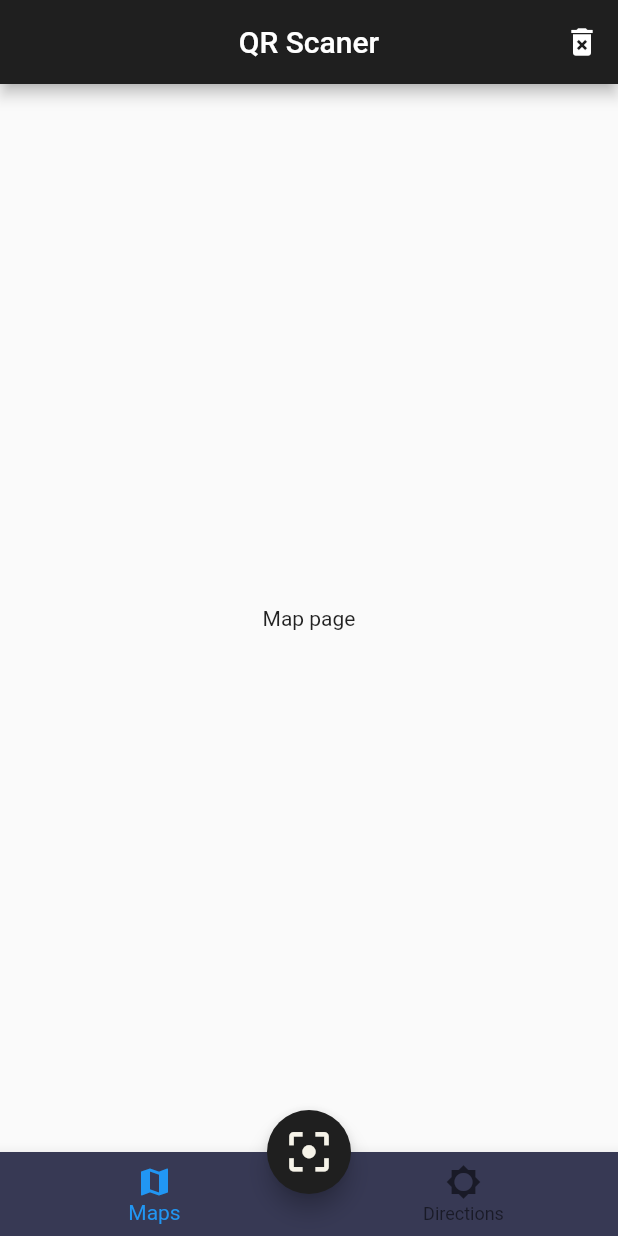
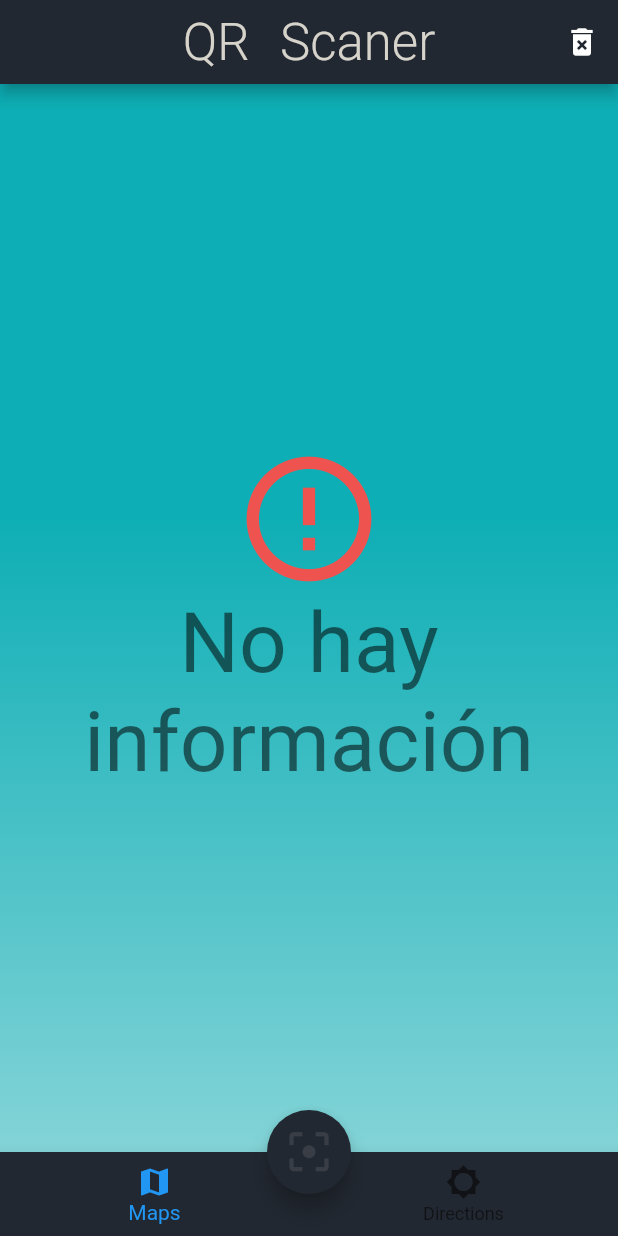
Before and after one commit to Manuel098/Pruebas-flutter, a Flutter app: the screen it shows after launch, after a tap on the "delete forever" icon, on a phone screen of 412 x 824 dp. Run offline on Flutter 3.47's test engine with Material 2 defaults, Android fonts, the phone set to English and light mode, and no system bars; our stand-ins replace flutter_swiper, sqflite; accounts and stored records are empty.

Commit message:
Patron Block in QRViewer

```diff
--- a/qr_viewer/lib/main.dart
+++ b/qr_viewer/lib/main.dart
@@ -1,19 +1,22 @@
 import 'package:flutter/material.dart';
+import 'package:flutter/services.dart';
 import 'package:qr_viewer/routes.dart';
+import 'package:qr_viewer/src/utils/theme.dart';
 
 void main() => runApp(MyApp());
 
 class MyApp extends StatelessWidget {
   @override
   Widget build(BuildContext context) {
+    SystemChrome.setSystemUIOverlayStyle(SystemUiOverlayStyle.light.copyWith(
+      statusBarColor: Colors.transparent
+    ));
     return MaterialApp(
       title: 'QRReader',
       debugShowCheckedModeBanner: false,
       initialRoute: '/',
       routes: getApplicationRoutes(),
-      theme: ThemeData(
-        primaryColor: Color.fromRGBO(31, 31, 31, 1.0),
-      ),
+      theme: getTheme(context),
     );
   }
 }
--- /dev/null
+++ b/qr_viewer/lib/src/models/scan_model.dart
@@ -0,0 +1,28 @@
+class ScanModel {
+    int id;
+    String type;
+    String value;
+
+    ScanModel({
+        this.id,
+        this.type,
+        this.value,
+    }){
+      value.contains('MATMSG:') ? this.type ='mail':
+      value.contains('http://') || value.contains('https://') ? this.type ='http':
+      value.contains('geo:') ? this.type ='geo':
+      value.contains('WIFI:') ? this.type ='wifi': this.type ='text' ;
+    }
+
+    factory ScanModel.fromJson(Map<String, dynamic> json) => ScanModel(
+        id: json["id"],
+        type: json["type"],
+        value: json["value"],
+    );
+
+    Map<String, dynamic> toJson() => {
+        "id": id,
+        "type": type,
+        "value": value,
+    };
+}
--- a/qr_viewer/lib/src/pages/home_page.dart
+++ b/qr_viewer/lib/src/pages/home_page.dart
@@ -1,7 +1,9 @@
 import 'package:flutter/material.dart';
+import 'package:qr_viewer/src/providers/db_provider.dart';
 import 'package:qr_viewer/src/pages/address_page.dart';
 import 'package:qr_viewer/src/pages/maps_page.dart';
-
+import 'package:qr_viewer/src/utils/colors.dart';
+// import 'package:barcode_scan/barcode_scan.dart';
 
 class HomePage extends StatefulWidget {
   @override
@@ -13,19 +15,46 @@ class _HomePageState extends State<HomePage> {
   @override
   Widget build(BuildContext context) {
     return Scaffold(
-      appBar: _makeAppBarr('QR Scaner'),
+      appBar: _makeAppBarr('QR Scaner', context),
       bottomNavigationBar: _bottomBar(context),
       floatingActionButton: FloatingActionButton(
-        onPressed: (){},
-        child: Icon(Icons.filter_center_focus,size: 35, color: Color.fromRGBO(246, 243, 233, 1.0)),
+        onPressed: _scanQR,
+        child: Icon(Icons.filter_center_focus,size: 35, color: getConfigColor(color: 'secondary')),
         backgroundColor: Theme.of(context).primaryColor,
       ),
       floatingActionButtonLocation: FloatingActionButtonLocation.centerDocked,
-      body: _callPage(_currentIndex)
+      body: Stack(children: <Widget>[
+        _background(),
+        _callPage(_currentIndex)
+      ],)
+
     );
   }
 
-  _callPage(int page){
+  // Functions
+  _scanQR() async {
+    // https://pub.dev/packages/barcode_scan
+    // geo:40.6096509795937,-74.15151014765628
+    // MATMSG:TO:man@mail.com;SUB:resepcion;BODY:Hola compa te mando este email;;
+    // WIFI:S:elrayan;T:WPA;P:qpex;;
+
+    dynamic futureString ='https://pub.dev/packages/barcode_scan';
+
+    // try {
+    //   futureString = await BarcodeScanner.scan();
+    // }catch(e){
+    //   futureString=e.toString();
+    // }
+
+    if(futureString != null){
+      final scan = ScanModel(value: futureString );
+      DBProvider.db.newScan(scan);
+      setState(() {});
+    }
+  }
+
+  // Widgets
+  Widget _callPage(int page){
     switch (page) {
       case 0:
         return MapsPage();
@@ -39,23 +68,38 @@ class _HomePageState extends State<HomePage> {
     }
   }
 
-  AppBar _makeAppBarr(String title) => AppBar(
-    title: Text(title),
+  AppBar _makeAppBarr(String title, BuildContext cont) => AppBar(
+    title: Text(title, style: Theme.of(cont).textTheme.headline4,),
     centerTitle: true,
     actions: <Widget>[
-      IconButton(icon: Icon(Icons.delete_forever), onPressed: (){})
+      IconButton(icon: Icon(Icons.delete_forever), onPressed: (){
+        DBProvider.db.deleteAll();
+        setState(() { });
+      })
     ],
   );
 
   Theme _bottomBar(BuildContext cont) => Theme(
     data: Theme.of(cont).copyWith(
-      canvasColor: Color.fromRGBO(55, 57, 84, 1.0),
-      primaryColor: Color.fromRGBO(246, 243, 233, 1.0),
+      canvasColor: getConfigColor(color: 'primary'),
+      primaryColor: getConfigColor(color: 'label'),
       textTheme: Theme.of(cont).textTheme.copyWith(
-        caption: TextStyle(color: Color.fromRGBO(214, 211, 203, 0.6))
+        caption: TextStyle(color: getConfigColor(color: 'caption'))
       )
     ),
     child: _makeBottomNavigation()
+  );
+
+  Container _background() => Container(
+    width: double.infinity,
+    height: double.infinity,
+    decoration: BoxDecoration(
+      gradient: LinearGradient(
+        colors: [getConfigColor(color: 'h1'), getConfigColor(color: 'h3')],
+        begin: FractionalOffset(0.0, 0.4),
+        end: FractionalOffset(0.0, 1.0)
+      )
+    ),
   );
 
   BottomNavigationBar _makeBottomNavigation() => BottomNavigationBar(
--- a/qr_viewer/lib/src/pages/maps_page.dart
+++ b/qr_viewer/lib/src/pages/maps_page.dart
@@ -1,8 +1,51 @@
 import 'package:flutter/material.dart';
+import 'package:qr_viewer/src/providers/db_provider.dart';
+import 'package:qr_viewer/src/utils/colors.dart';
 
 class MapsPage extends StatelessWidget {
   @override
   Widget build(BuildContext context) {
-    return Center(child: Text('Map page'),);
+    return FutureBuilder<List<ScanModel>>(
+      future: DBProvider.db.getAllScans(),
+      builder: ( BuildContext cont, AsyncSnapshot<List<ScanModel>> snapshot ){
+        if(!snapshot.hasData) return Center(child: CircularProgressIndicator());
+
+        final List<ScanModel> scans = snapshot.data;
+        return scans.length == 0 ? _noData(context) : _body(scans);
+
+      },
+    );
   }
+
+  Center _noData(BuildContext cont)=>Center(
+    child:Column(children: <Widget>[
+      Icon(Icons.error_outline, size: 100, color: getConfigColor(color: 'delete'),),
+      Text('No hay información', style: Theme.of(cont).textTheme.headline2, textAlign: TextAlign.center,)
+    ],crossAxisAlignment: CrossAxisAlignment.center, mainAxisSize: MainAxisSize.min,)
+  );
+
+  ListView _body(List<ScanModel> scans) => ListView.builder(
+    itemCount: scans.length,
+    itemBuilder: (BuildContext cont, int i) =>
+    Dismissible(
+      key: UniqueKey(),
+      onDismissed: (direction) => DBProvider.db.deleteScan(scans[i].id),
+      child: Card(
+        color: getConfigColor(color: 'label'),
+        margin: EdgeInsets.symmetric(vertical: 3),
+        elevation: 12,
+        child: ListTile(
+          leading: Icon(Icons.cloud_queue, color: Theme.of(cont).primaryColor,),
+          title: Text(scans[i].value, style: Theme.of(cont).textTheme.bodyText1,),
+          subtitle: Text('ID: ${scans[i].id}, Tipo: ${scans[i].type}'),
+          trailing: IconButton(
+            icon: Icon(Icons.keyboard_arrow_right, color: getConfigColor(color: 'h1'), size: 35,),
+            onPressed: (){
+              print('Alooo');
+            }
+          )
+        ),
+      ),
+    )
+  );
 }
--- /dev/null
+++ b/qr_viewer/lib/src/providers/db_provider.dart
@@ -0,0 +1,110 @@
+import 'dart:io';
+
+import 'package:path/path.dart';
+import 'package:sqflite/sqflite.dart';
+import 'package:path_provider/path_provider.dart';
+import 'package:qr_viewer/src/models/scan_model.dart';
+export 'package:qr_viewer/src/models/scan_model.dart';
+
+
+class DBProvider {
+  static Database _database;
+  static final DBProvider db = DBProvider._();
+
+  DBProvider._();
+
+  Future<Database> get database async {
+    if(_database != null) return _database;
+
+    _database = await _initDB();
+    return _database;
+  }
+
+  Future<Database> _initDB() async {
+    Directory documentsDirectory = await getApplicationDocumentsDirectory();
+    final path = join(documentsDirectory.path, 'ScansDB.db');
+    return await openDatabase(
+      path,
+      version: 1,
+      onOpen: (Database db){},
+      onCreate: (Database db, int version) async{
+        await db.execute(
+          'CREATE TABLE Scans (id INTEGER PRIMARY KEY, type VARCHAR(255), value  VARCHAR(255))'
+        );
+      }
+    );
+  }
+
+  // POST
+
+  Future<int> newScanRaw(ScanModel newScan) async{
+    final Database db = await database;
+
+    final res = await db.rawInsert(
+      "INSERT INTO Scans (id, type, value) VALUES ( ${newScan.id}, '${newScan.type}', '${newScan.value}' )"
+    );
+    return res;
+  }
+
+  Future<int> newScan( ScanModel newScan ) async{
+    final Database db = await database;
+
+    final res = await db.insert('Scans', newScan.toJson());
+    return res;
+  }
+
+  // GET
+  Future<ScanModel> getScanID( int id) async{
+    final Database db = await database;
+
+    final res = await db.query('Scans', where: 'id = ?', whereArgs: [id]);
+
+    return res.isNotEmpty ?  ScanModel.fromJson(res.first) : null;
+  }
+
+  Future<List<ScanModel>> getAllScans() async{
+    final Database db = await database;
+
+    final res = await db.query('Scans');
+
+    List<ScanModel> list = res.isNotEmpty ?
+      res.map((e) => ScanModel.fromJson(e)).toList() : [];
+
+    return list;
+  }
+
+  Future<List<ScanModel>> getScansForType(String type) async{
+    final Database db = await database;
+
+    final res = await db.rawQuery("SELECT * FROM Scans WHERE type = '$type'");
+
+    List<ScanModel> list = res.isNotEmpty ?
+      res.map((e) => ScanModel.fromJson(e)).toList() : [];
+
+    return list;
+  }
+
+  // PUSH
+
+  Future<int> pushScan(ScanModel newScan) async {
+    final Database db = await database;
+    final res = await db.update('Scans', newScan.toJson(), where: 'id = ?', whereArgs: [newScan.id]);
+
+    return res;
+  }
+
+  // DELETE
+  Future<int> deleteScan(int id) async {
+    final Database db = await database;
+
+    final res = await db.delete('Scans', where: 'id = ?', whereArgs: [id]);
+    return res;
+  }
+
+  Future<int> deleteAll() async {
+    final Database db = await database;
+
+    final res = await db.rawDelete("DELETE FROM Scans");
+    return res;
+  }
+}
--- /dev/null
+++ b/qr_viewer/lib/src/utils/theme.dart
@@ -0,0 +1,17 @@
+import 'package:flutter/material.dart';
+import 'package:qr_viewer/src/utils/colors.dart';
+
+getTheme(context) => ThemeData(
+  primaryColor: getConfigColor(color: 'primary'),
+  textTheme: Theme.of(context).textTheme.copyWith(
+    headline4: TextStyle(
+      color: getConfigColor(color: 'label'),
+      fontWeight: FontWeight.w300,
+      wordSpacing: 12
+    ),
+    bodyText1: TextStyle(
+      color: getConfigColor(color: 'secondary'),
+      fontWeight: FontWeight.w700
+    )
+  )
+);
```
Also changed, not shown: qr_viewer/lib/src/bloc/scan_bloc.dart (added, +40 -0 lines), qr_viewer/lib/src/utils/colors.dart (added, +34 -0 lines), qr_viewer/pubspec.yaml (+4 -50 lines), qr_viewer/pubspec.lock, 3 other files.
